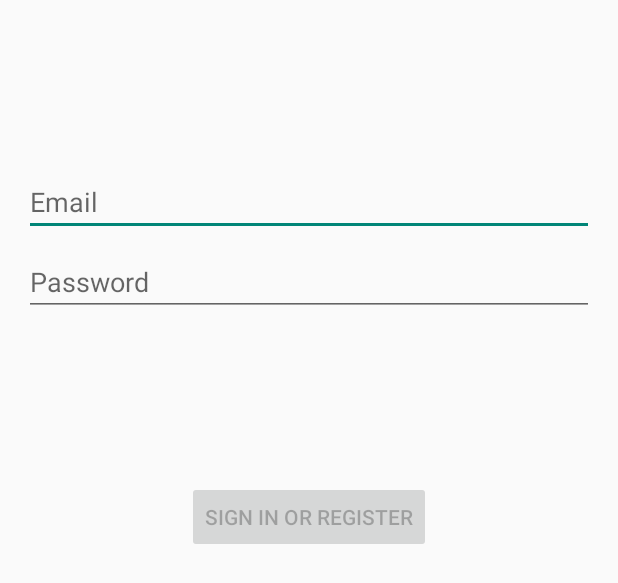
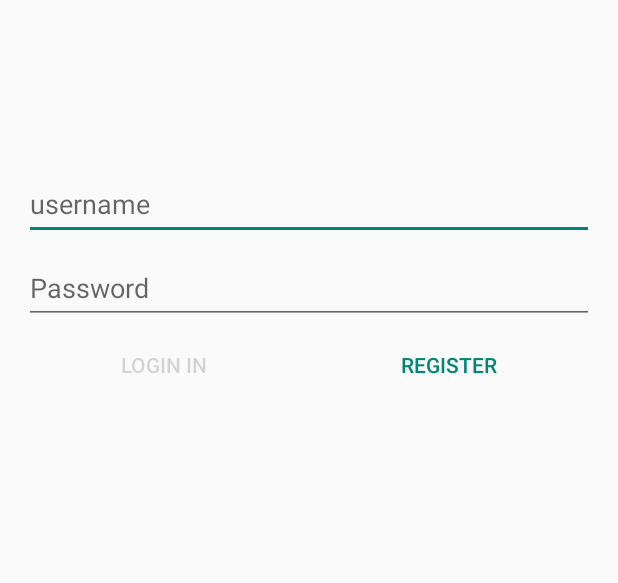
Before and after one commit to dylanlxlx/CampusLink, an Android app: the layout activity_login.xml on its own in the app's theme, with its tools: preview values and no code run, on a phone screen of 412 x 824 dp. Shown: the top 583 px of the screen. Run offline under Robolectric (Android 15) with nearby library versions, the phone set to English and light mode, and no system bars.

Commit message:
update login

```diff
--- a/app/build.gradle
+++ b/app/build.gradle
@@ -26,6 +26,9 @@ android {
         sourceCompatibility JavaVersion.VERSION_1_8
         targetCompatibility JavaVersion.VERSION_1_8
     }
+    dataBinding{
+        enabled = true
+    }
     buildFeatures {
         viewBinding true
     }
--- a/app/src/main/java/com/dylanlxlx/campuslink/data/LoginRepository.java
+++ b/app/src/main/java/com/dylanlxlx/campuslink/data/LoginRepository.java
@@ -8,11 +8,13 @@ import com.dylanlxlx.campuslink.data.model.LoggedInUser;
  */
 public class LoginRepository {
 
+    //单例模式，volatile关键字保证了当instance变量被初始化成LoginRepository实例时，多个线程可以正确处理instance变量
     private static volatile LoginRepository instance;
 
     private LoginDataSource dataSource;
 
     // If user credentials will be cached in local storage, it is recommended it be encrypted
+    //如果用户凭据将缓存在本地存储中，建议对其进行加密
     // @see https://developer.android.com/training/articles/keystore
     private LoggedInUser user = null;
 
--- a/app/src/main/res/layout-w1240dp/activity_login.xml
+++ b/app/src/main/res/layout-w1240dp/activity_login.xml
@@ -31,7 +31,7 @@
         android:layout_marginTop="8dp"
         android:autofillHints="@string/prompt_password"
         android:hint="@string/prompt_password"
-        android:imeActionLabel="@string/action_sign_in_short"
+        android:imeActionLabel="@string/action_login_in_short"
         android:imeOptions="actionDone"
         android:inputType="textPassword"
         android:selectAllOnFocus="true"
@@ -47,7 +47,7 @@
         android:layout_marginTop="16dp"
         android:layout_marginBottom="64dp"
         android:enabled="false"
-        android:text="@string/action_sign_in"
+        android:text="@string/action_login"
         app:layout_constraintBottom_toBottomOf="parent"
         app:layout_constraintEnd_toEndOf="parent"
         app:layout_constraintStart_toStartOf="parent"
--- a/app/src/main/res/layout-w936dp/activity_login.xml
+++ b/app/src/main/res/layout-w936dp/activity_login.xml
@@ -37,7 +37,7 @@
             android:layout_marginTop="8dp"
             android:autofillHints="@string/prompt_password"
             android:hint="@string/prompt_password"
-            android:imeActionLabel="@string/action_sign_in_short"
+            android:imeActionLabel="@string/action_login_in_short"
             android:imeOptions="actionDone"
             android:inputType="textPassword"
             android:selectAllOnFocus="true"
@@ -53,7 +53,7 @@
             android:layout_marginTop="16dp"
             android:layout_marginBottom="64dp"
             android:enabled="false"
-            android:text="@string/action_sign_in"
+            android:text="@string/action_login"
             app:layout_constraintBottom_toBottomOf="parent"
             app:layout_constraintEnd_toEndOf="parent"
             app:layout_constraintStart_toStartOf="parent"
--- a/app/src/main/res/layout/activity_login.xml
+++ b/app/src/main/res/layout/activity_login.xml
@@ -16,9 +16,10 @@
         android:layout_width="0dp"
         android:layout_height="wrap_content"
         android:layout_marginTop="96dp"
-        android:autofillHints="@string/prompt_email"
-        android:hint="@string/prompt_email"
+        android:autofillHints="@string/prompt_username"
+        android:hint="@string/prompt_username"
         android:inputType="textEmailAddress"
+        android:minHeight="48dp"
         android:selectAllOnFocus="true"
         app:layout_constraintEnd_toEndOf="parent"
         app:layout_constraintStart_toStartOf="parent"
@@ -31,28 +32,53 @@
         android:layout_marginTop="8dp"
         android:autofillHints="@string/prompt_password"
         android:hint="@string/prompt_password"
-        android:imeActionLabel="@string/action_sign_in_short"
+        android:imeActionLabel="@string/action_login_in_short"
         android:imeOptions="actionDone"
         android:inputType="textPassword"
+        android:minHeight="48dp"
         android:selectAllOnFocus="true"
         app:layout_constraintEnd_toEndOf="parent"
         app:layout_constraintStart_toStartOf="parent"
         app:layout_constraintTop_toBottomOf="@+id/username" />
 
+    <LinearLayout
+        style="?android:attr/buttonBarStyle"
+        app:layout_constraintTop_toBottomOf="@+id/password"
+        android:orientation="horizontal"
+        android:layout_width="match_parent"
+        android:layout_height="wrap_content">
+
         <Button
             android:id="@+id/login"
+            style="?android:attr/buttonBarButtonStyle"
+            android:layout_weight="1"
             android:layout_width="wrap_content"
             android:layout_height="wrap_content"
             android:layout_gravity="start"
             android:layout_marginTop="16dp"
-        android:layout_marginBottom="64dp"
             android:enabled="false"
-        android:text="@string/action_sign_in"
+            android:text="@string/action_login"
             app:layout_constraintBottom_toBottomOf="parent"
             app:layout_constraintEnd_toEndOf="parent"
             app:layout_constraintStart_toStartOf="parent"
             app:layout_constraintTop_toBottomOf="@+id/password"
             app:layout_constraintVertical_bias="0.2" />
+
+        <Button
+            android:id="@+id/register"
+            style="?android:attr/buttonBarButtonStyle"
+            android:layout_weight="1"
+            android:layout_width="wrap_content"
+            android:layout_height="wrap_content"
+            android:layout_gravity="end"
+            android:layout_marginTop="16dp"
+            android:text="@string/action_register"
+            app:layout_constraintBottom_toBottomOf="parent"
+            app:layout_constraintEnd_toEndOf="parent"
+            app:layout_constraintStart_toStartOf="parent"
+            app:layout_constraintTop_toBottomOf="@+id/password"
+            app:layout_constraintVertical_bias="0.2" />
+    </LinearLayout>
 
     <ProgressBar
         android:id="@+id/loading"
--- a/app/src/main/res/values/strings.xml
+++ b/app/src/main/res/values/strings.xml
@@ -3,10 +3,17 @@
     <string name="title_activity_login">LoginActivity</string>
     <string name="prompt_email">Email</string>
     <string name="prompt_password">Password</string>
-    <string name="action_sign_in">Sign in or register</string>
-    <string name="action_sign_in_short">Sign in</string>
+    <string name="action_login">Login in</string>
+    <string name="action_login_in_short">Sign in</string>
     <string name="welcome">"Welcome !"</string>
     <string name="invalid_username">Not a valid username</string>
     <string name="invalid_password">Password must be >5 characters</string>
-    <string name="login_failed">"Login failed"</string>
+    <string name="prompt_confirm_password">"password again"</string>
+    <string name="prompt_username">"username"</string>
+    <string name="action_register">"Register"</string>
+    <string name="prompt_verificationCode">"verification code"</string>
+    <string name="action_send">"send"</string>
+    <string name="register_success">"register_success"</string>
+    <string name="register_failed">"register_failed"</string>
+    <string name="login_failed">"login_failed"</string>
 </resources>
```
Also changed, not shown: app/src/main/AndroidManifest.xml (+9 -5 lines), app/src/main/java/com/dylanlxlx/campuslink/data/LoginDataSource.java (+59 -7 lines), app/src/main/java/com/dylanlxlx/campuslink/ui/login/LoginActivity.java (+26 -4 lines), app/src/main/java/com/dylanlxlx/campuslink/ui/login/LoginViewModel.java (+7 -2 lines), app/src/main/java/com/dylanlxlx/campuslink/ui/register/RegisterActivity.java (added, +39 -0 lines), app/src/main/res/layout/activity_register.xml (added, +67 -0 lines), gradle/libs.versions.toml (+8 -0 lines). Lines whose indentation alone changed are shown as unchanged.
